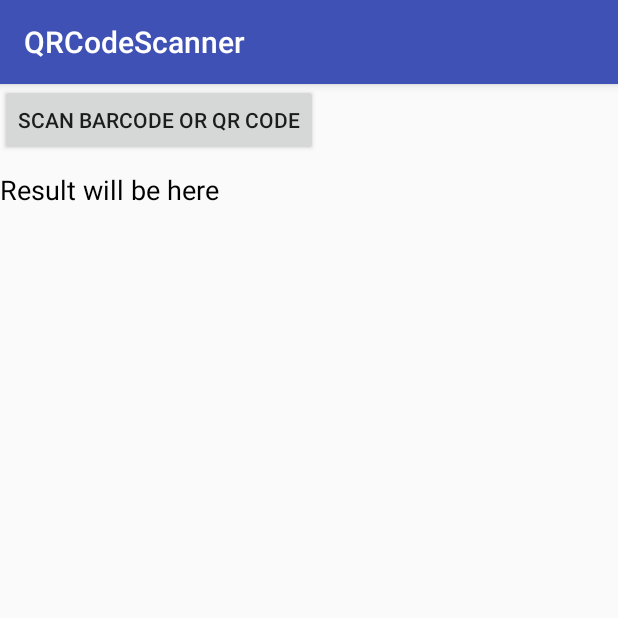
After one commit to dextroxd/Qrcode-Scanner, an Android app: the Main2Activity screen opened directly, with no data from a screen before it, on a phone screen of 412 x 824 dp, the top half of it. The commit adds this screen. Run offline under Robolectric (Android 15) with nearby library versions, the phone set to English and light mode, and no system bars.

Commit message:
Added another barcode as well as qrcode scanner

```diff
--- a/app/build.gradle
+++ b/app/build.gradle
@@ -27,4 +27,5 @@ dependencies {
     androidTestImplementation 'com.android.support.test:runner:1.0.2'
     androidTestImplementation 'com.android.support.test.espresso:espresso-core:3.0.2'
     implementation 'com.journeyapps:zxing-android-embedded:3.4.0'
+    implementation 'me.dm7.barcodescanner:zxing:1.9'
 }
--- a/app/src/main/AndroidManifest.xml
+++ b/app/src/main/AndroidManifest.xml
@@ -1,6 +1,8 @@
 <?xml version="1.0" encoding="utf-8"?>
 <manifest xmlns:android="http://schemas.android.com/apk/res/android"
     package="com.dextroxd.qrcodescanner">
+
+    <uses-permission android:name="android.permission.CAMERA" />
 
     <application
         android:allowBackup="true"
@@ -16,6 +18,8 @@
                 <category android:name="android.intent.category.LAUNCHER" />
             </intent-filter>
         </activity>
+        <activity android:name=".Main2Activity" />
+        <activity android:name=".ScanActivity"></activity>
     </application>
 
 </manifest>
--- /dev/null
+++ b/app/src/main/java/com/dextroxd/qrcodescanner/Main2Activity.java
@@ -0,0 +1,34 @@
+package com.dextroxd.qrcodescanner;
+
+import android.content.Intent;
+import android.support.v7.app.AppCompatActivity;
+import android.os.Bundle;
+import android.view.View;
+import android.widget.Button;
+import android.widget.TextView;
+
+public class Main2Activity extends AppCompatActivity {
+
+
+        public static TextView tvresult;
+        private  Button btn;
+
+        @Override
+        protected void onCreate(Bundle savedInstanceState) {
+            super.onCreate(savedInstanceState);
+            setContentView(R.layout.activity_main2);
+
+            tvresult = findViewById(R.id.tvresult);
+            btn = findViewById(R.id.scannerqr);
+            btn.setOnClickListener(new View.OnClickListener() {
+                @Override
+                public void onClick(View v) {
+                    startActivity(new Intent(Main2Activity.this,ScanActivity.class));
+                }
+            });
+
+
+
+
+    }
+}
--- /dev/null
+++ b/app/src/main/res/layout/activity_main2.xml
@@ -0,0 +1,22 @@
+<?xml version="1.0" encoding="utf-8"?>
+<LinearLayout xmlns:android="http://schemas.android.com/apk/res/android"
+    xmlns:tools="http://schemas.android.com/tools"
+    android:layout_width="match_parent"
+    android:layout_height="match_parent"
+    android:orientation="vertical"
+   >
+
+    <Button
+        android:layout_width="wrap_content"
+        android:layout_height="wrap_content"
+        android:id="@+id/scannerqr"
+        android:text="Scan Barcode or QR code" />
+    <TextView
+        android:layout_width="match_parent"
+        android:layout_height="wrap_content"
+        android:id="@+id/tvresult"
+        android:textColor="#000"
+        android:layout_marginTop="10dp"
+        android:textAppearance="?android:attr/textAppearanceMedium"
+        android:text="Result will be here"/>
+</LinearLayout>
```
Also changed, not shown: app/src/main/java/com/dextroxd/qrcodescanner/MainActivity.java (+8 -2 lines), app/src/main/java/com/dextroxd/qrcodescanner/ScanActivity.java (added, +46 -0 lines), app/src/main/res/layout/activity_main.xml (+8 -0 lines), app/src/main/res/layout/activity_scan.xml (added, +9 -0 lines).
